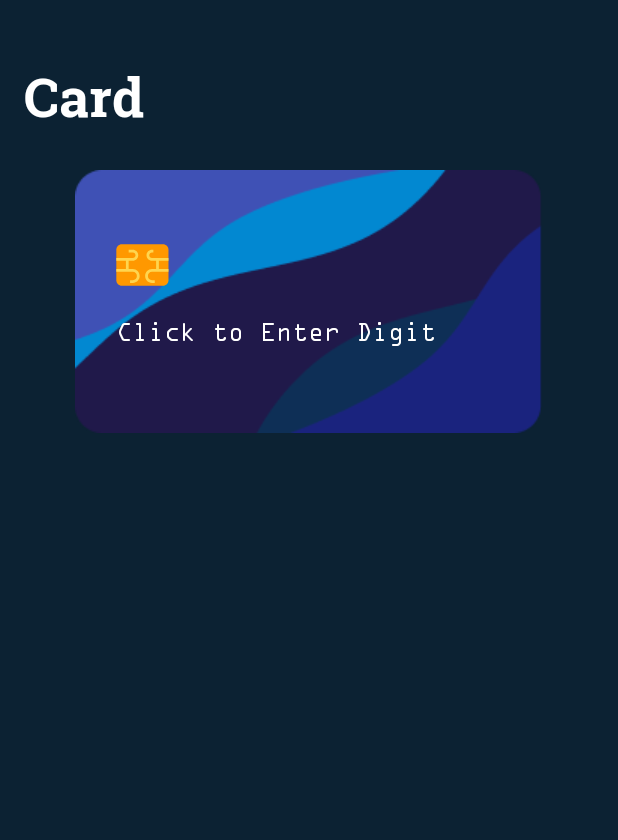
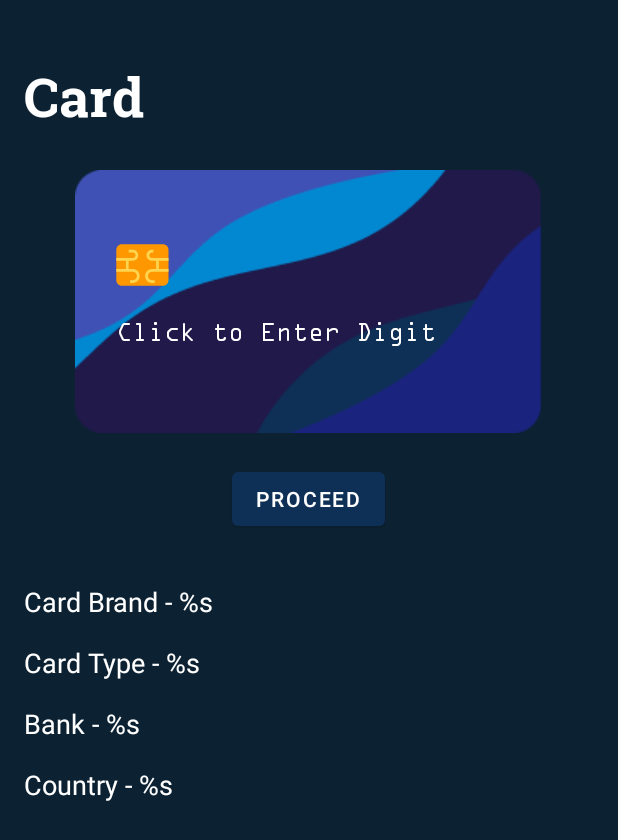
Before and after one commit to Martins-Iroka/CardChallenge, an Android app: the screen it shows after launch (MainActivity), on a phone screen of 412 x 824 dp. Shown: the top 840 px of the screen. Run offline under Robolectric (Android 15) with nearby library versions, the phone set to English and light mode, and no system bars; Roboto replaces fonts that are not available here.

Commit message:
add test for CardUseCaseTest.kt

```diff
--- a/app/src/main/res/layout/activity_main.xml
+++ b/app/src/main/res/layout/activity_main.xml
@@ -67,6 +67,7 @@
             android:fontFamily="@font/ocra_ext"
             android:hint="@string/hint_message"
             android:textColor="@color/white"
+            android:maxLength="16"
             android:textColorHint="@color/white"
             android:textSize="18sp" />
     </LinearLayout>
@@ -77,14 +78,24 @@
         android:layout_height="wrap_content"
         android:layout_gravity="center"
         android:layout_marginTop="20dp"
-        android:visibility="gone" />
+        android:visibility="gone"
+         />
+
+    <Button
+        android:id="@+id/proceed"
+        android:layout_width="wrap_content"
+        android:layout_height="wrap_content"
+        android:layout_gravity="center"
+        android:layout_marginTop="20dp"
+        android:text="@string/get"
+        style="@style/ButtonStyle"/>
 
     <RelativeLayout
         android:id="@+id/layout"
         android:layout_width="match_parent"
         android:layout_height="match_parent"
         android:layout_marginTop="16dp"
-        android:visibility="gone">
+        >
 
         <TextView
             android:id="@+id/card_brand"
--- a/app/src/main/res/values/strings.xml
+++ b/app/src/main/res/values/strings.xml
@@ -6,4 +6,5 @@
     <string name="card_type">Card Type - %s</string>
     <string name="bank_s">Bank - %s</string>
     <string name="country">Country - %s</string>
+    <string name="get">Proceed</string>
 </resources>
--- a/app/src/main/res/values/themes.xml
+++ b/app/src/main/res/values/themes.xml
@@ -21,4 +21,8 @@
         <item name="android:layout_marginLeft">16dp</item>
         <item name="android:layout_marginTop">16dp</item>
     </style>
+
+    <style name="ButtonStyle">
+        <item name="backgroundTint">#0E2F56</item>
+    </style>
 </resources>
```
Also changed, not shown: 1 other file.
